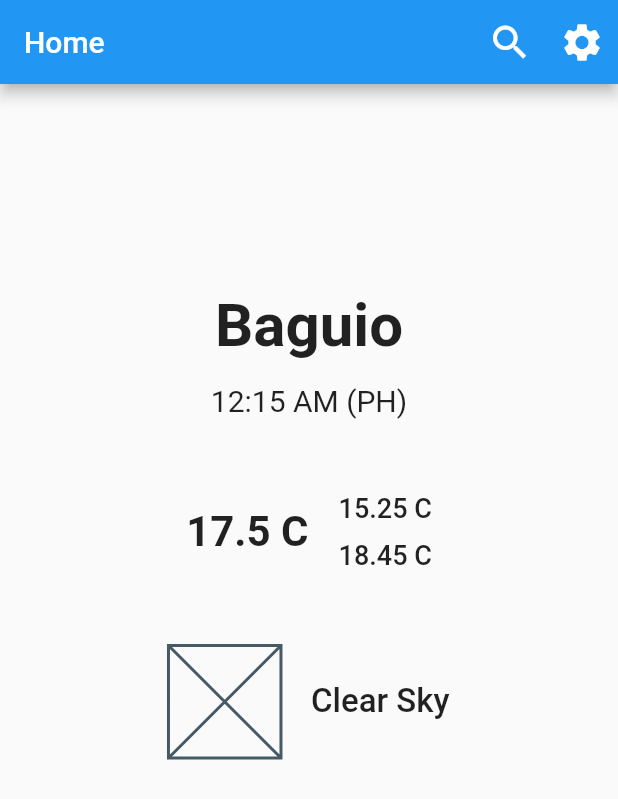
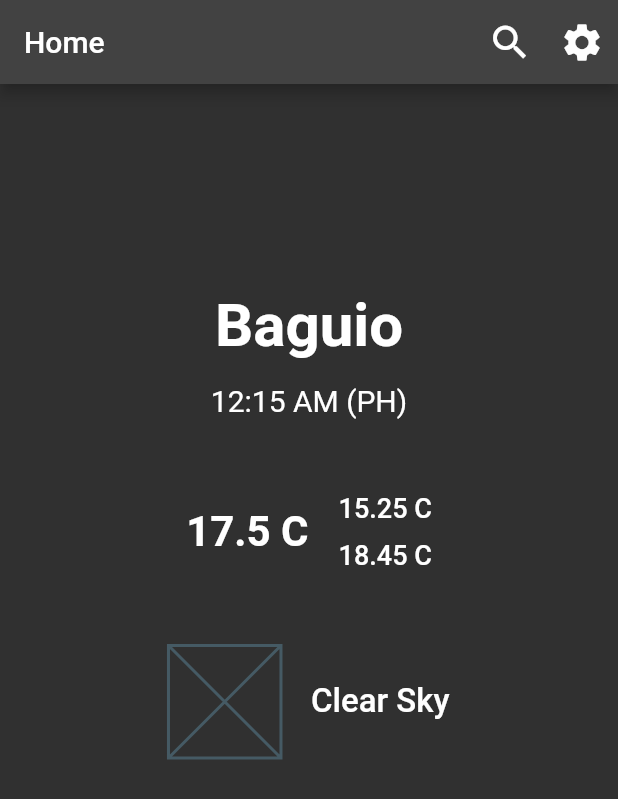
Before and after one commit to cromueloliver02/flutter_bloc_weather_app_2, a Flutter app: the screen it shows after launch, on a phone screen of 412 x 824 dp. Shown: the top 799 px of the screen. Run offline on Flutter 3.47's test engine with Material 2 defaults, Android fonts, the phone set to English and light mode, and no system bars; our stand-ins replace equatable.

Commit message:
setup theme mode

```diff
--- a/lib/weather_app.dart
+++ b/lib/weather_app.dart
@@ -9,9 +9,9 @@ class WeatherApp extends StatelessWidget {
   Widget build(BuildContext context) {
     return MaterialApp(
       title: 'Bloc Weather App',
-      theme: ThemeData(
-        primarySwatch: Colors.blue,
-      ),
+      theme: ThemeData.light(),
+      darkTheme: ThemeData.dark(),
+      themeMode: ThemeMode.dark,
       home: const HomePage(),
     );
   }
```
